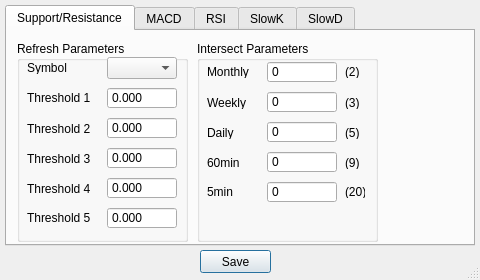
This is ThresholdParameters.ui in handysama/SearchBardata as Qt 5 draws it before an edit. The edited form follows.
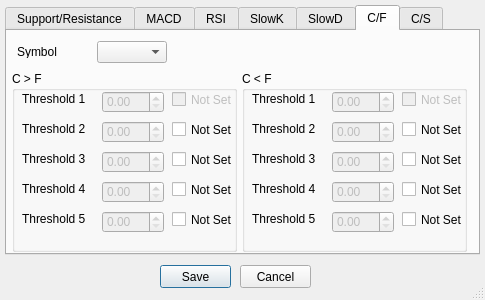
This is the edited form.

What changed in the file:
```diff
--- a/ThresholdParameters.ui
+++ b/ThresholdParameters.ui
@@ -9,8 +9,8 @@
    <rect>
     <x>0</x>
     <y>0</y>
-    <width>480</width>
-    <height>280</height>
+    <width>485</width>
+    <height>300</height>
    </rect>
   </property>
   <property name="sizePolicy">
@@ -31,8 +31,8 @@
   <widget class="QPushButton" name="btnSave">
    <property name="geometry">
     <rect>
-     <x>200</x>
-     <y>250</y>
+     <x>160</x>
+     <y>265</y>
      <width>71</width>
      <height>23</height>
     </rect>
@@ -46,12 +46,12 @@
     <rect>
      <x>5</x>
      <y>5</y>
-     <width>470</width>
-     <height>241</height>
+     <width>475</width>
+     <height>250</height>
     </rect>
    </property>
    <property name="currentIndex">
-    <number>0</number>
+    <number>5</number>
    </property>
    <widget class="QWidget" name="tab">
     <attribute name="title">
@@ -875,6 +875,919 @@
      </property>
     </widget>
    </widget>
+   <widget class="QWidget" name="tab_6">
+    <attribute name="title">
+     <string>C/F</string>
+    </attribute>
+    <widget class="QGroupBox" name="groupBox_3">
+     <property name="geometry">
+      <rect>
+       <x>5</x>
+       <y>40</y>
+       <width>225</width>
+       <height>181</height>
+      </rect>
+     </property>
+     <property name="title">
+      <string>C &gt; F</string>
+     </property>
+     <widget class="QDoubleSpinBox" name="sbCGF_3">
+      <property name="enabled">
+       <bool>false</bool>
+      </property>
+      <property name="geometry">
+       <rect>
+        <x>90</x>
+        <y>80</y>
+        <width>62</width>
+        <height>22</height>
+       </rect>
+      </property>
+     </widget>
+     <widget class="QLabel" name="label_29">
+      <property name="geometry">
+       <rect>
+        <x>10</x>
+        <y>20</y>
+        <width>71</width>
+        <height>16</height>
+       </rect>
+      </property>
+      <property name="text">
+       <string>Threshold 1</string>
+      </property>
+     </widget>
+     <widget class="QDoubleSpinBox" name="sbCGF_2">
+      <property name="enabled">
+       <bool>false</bool>
+      </property>
+      <property name="geometry">
+       <rect>
+        <x>90</x>
+        <y>50</y>
+        <width>62</width>
+        <height>22</height>
+       </rect>
+      </property>
+     </widget>
+     <widget class="QCheckBox" name="chkCGF_1">
+      <property name="enabled">
+       <bool>false</bool>
+      </property>
+      <property name="geometry">
+       <rect>
+        <x>160</x>
+        <y>20</y>
+        <width>60</width>
+        <height>17</height>
+       </rect>
+      </property>
+      <property name="text">
+       <string>Not Set</string>
+      </property>
+     </widget>
+     <widget class="QLabel" name="label_31">
+      <property name="geometry">
+       <rect>
+        <x>10</x>
+        <y>50</y>
+        <width>71</width>
+        <height>16</height>
+       </rect>
+      </property>
+      <property name="text">
+       <string>Threshold 2</string>
+      </property>
+     </widget>
+     <widget class="QDoubleSpinBox" name="sbCGF_1">
+      <property name="enabled">
+       <bool>false</bool>
+      </property>
+      <property name="geometry">
+       <rect>
+        <x>90</x>
+        <y>20</y>
+        <width>62</width>
+        <height>22</height>
+       </rect>
+      </property>
+     </widget>
+     <widget class="QLabel" name="label_30">
+      <property name="geometry">
+       <rect>
+        <x>10</x>
+        <y>80</y>
+        <width>71</width>
+        <height>16</height>
+       </rect>
+      </property>
+      <property name="text">
+       <string>Threshold 3</string>
+      </property>
+     </widget>
+     <widget class="QCheckBox" name="chkCGF_2">
+      <property name="geometry">
+       <rect>
+        <x>160</x>
+        <y>50</y>
+        <width>60</width>
+        <height>17</height>
+       </rect>
+      </property>
+      <property name="text">
+       <string>Not Set</string>
+      </property>
+     </widget>
+     <widget class="QCheckBox" name="chkCGF_3">
+      <property name="geometry">
+       <rect>
+        <x>160</x>
+        <y>80</y>
+        <width>60</width>
+        <height>17</height>
+       </rect>
+      </property>
+      <property name="text">
+       <string>Not Set</string>
+      </property>
+     </widget>
+     <widget class="QCheckBox" name="chkCGF_4">
+      <property name="geometry">
+       <rect>
+        <x>160</x>
+        <y>110</y>
+        <width>60</width>
+        <height>17</height>
+       </rect>
+      </property>
+      <property name="text">
+       <string>Not Set</string>
+      </property>
+     </widget>
+     <widget class="QLabel" name="label_43">
+      <property name="geometry">
+       <rect>
+        <x>10</x>
+        <y>110</y>
+        <width>71</width>
+        <height>16</height>
+       </rect>
+      </property>
+      <property name="text">
+       <string>Threshold 4</string>
+      </property>
+     </widget>
+     <widget class="QDoubleSpinBox" name="sbCGF_4">
+      <property name="enabled">
+       <bool>false</bool>
+      </property>
+      <property name="geometry">
+       <rect>
+        <x>90</x>
+        <y>110</y>
+        <width>62</width>
+        <height>22</height>
+       </rect>
+      </property>
+     </widget>
+     <widget class="QCheckBox" name="chkCGF_5">
+      <property name="geometry">
+       <rect>
+        <x>160</x>
+        <y>140</y>
+        <width>60</width>
+        <height>17</height>
+       </rect>
+      </property>
+      <property name="text">
+       <string>Not Set</string>
+      </property>
+     </widget>
+     <widget class="QLabel" name="label_44">
+      <property name="geometry">
+       <rect>
+        <x>10</x>
+        <y>140</y>
+        <width>71</width>
+        <height>16</height>
+       </rect>
+      </property>
+      <property name="text">
+       <string>Threshold 5</string>
+      </property>
+     </widget>
+     <widget class="QDoubleSpinBox" name="sbCGF_5">
+      <property name="enabled">
+       <bool>false</bool>
+      </property>
+      <property name="geometry">
+       <rect>
+        <x>90</x>
+        <y>140</y>
+        <width>62</width>
+        <height>22</height>
+       </rect>
+      </property>
+     </widget>
+    </widget>
+    <widget class="QGroupBox" name="groupBox_4">
+     <property name="geometry">
+      <rect>
+       <x>235</x>
+       <y>40</y>
+       <width>225</width>
+       <height>181</height>
+      </rect>
+     </property>
+     <property name="title">
+      <string>C &lt; F</string>
+     </property>
+     <widget class="QLabel" name="label_32">
+      <property name="geometry">
+       <rect>
+        <x>10</x>
+        <y>20</y>
+        <width>71</width>
+        <height>16</height>
+       </rect>
+      </property>
+      <property name="text">
+       <string>Threshold 1</string>
+      </property>
+     </widget>
+     <widget class="QCheckBox" name="chkCLF_2">
+      <property name="geometry">
+       <rect>
+        <x>160</x>
+        <y>50</y>
+        <width>60</width>
+        <height>17</height>
+       </rect>
+      </property>
+      <property name="text">
+       <string>Not Set</string>
+      </property>
+     </widget>
+     <widget class="QCheckBox" name="chkCLF_3">
+      <property name="geometry">
+       <rect>
+        <x>160</x>
+        <y>80</y>
+        <width>60</width>
+        <height>17</height>
+       </rect>
+      </property>
+      <property name="text">
+       <string>Not Set</string>
+      </property>
+     </widget>
+     <widget class="QLabel" name="label_45">
+      <property name="geometry">
+       <rect>
+        <x>10</x>
+        <y>110</y>
+        <width>71</width>
+        <height>16</height>
+       </rect>
+      </property>
+      <property name="text">
+       <string>Threshold 4</string>
+      </property>
+     </widget>
+     <widget class="QDoubleSpinBox" name="sbCLF_5">
+      <property name="enabled">
+       <bool>false</bool>
+      </property>
+      <property name="geometry">
+       <rect>
+        <x>90</x>
+        <y>140</y>
+        <width>62</width>
+        <height>22</height>
+       </rect>
+      </property>
+     </widget>
+     <widget class="QCheckBox" name="chkCLF_1">
+      <property name="enabled">
+       <bool>false</bool>
+      </property>
+      <property name="geometry">
+       <rect>
+        <x>160</x>
+        <y>20</y>
+        <width>60</width>
+        <height>17</height>
+       </rect>
+      </property>
+      <property name="text">
+       <string>Not Set</string>
+      </property>
+     </widget>
+     <widget class="QCheckBox" name="chkCLF_4">
+      <property name="geometry">
+       <rect>
+        <x>160</x>
+        <y>110</y>
+        <width>60</width>
+        <height>17</height>
+       </rect>
+      </property>
+      <property name="text">
+       <string>Not Set</string>
+      </property>
+     </widget>
+     <widget class="QLabel" name="label_46">
+      <property name="geometry">
+       <rect>
+        <x>10</x>
+        <y>140</y>
+        <width>71</width>
+        <height>16</height>
+       </rect>
+      </property>
+      <property name="text">
+       <string>Threshold 5</string>
+      </property>
+     </widget>
+     <widget class="QLabel" name="label_33">
+      <property name="geometry">
+       <rect>
+        <x>10</x>
+        <y>80</y>
+        <width>71</width>
+        <height>16</height>
+       </rect>
+      </property>
+      <property name="text">
+       <string>Threshold 3</string>
+      </property>
+     </widget>
+     <widget class="QDoubleSpinBox" name="sbCLF_3">
+      <property name="enabled">
+       <bool>false</bool>
+      </property>
+      <property name="geometry">
+       <rect>
+        <x>90</x>
+        <y>80</y>
+        <width>62</width>
+        <height>22</height>
+       </rect>
+      </property>
+     </widget>
+     <widget class="QCheckBox" name="chkCLF_5">
+      <property name="geometry">
+       <rect>
+        <x>160</x>
+        <y>140</y>
+        <width>60</width>
+        <height>17</height>
+       </rect>
+      </property>
+      <property name="text">
+       <string>Not Set</string>
+      </property>
+     </widget>
+     <widget class="QLabel" name="label_34">
+      <property name="geometry">
+       <rect>
+        <x>10</x>
+        <y>50</y>
+        <width>71</width>
+        <height>16</height>
+       </rect>
+      </property>
+      <property name="text">
+       <string>Threshold 2</string>
+      </property>
+     </widget>
+     <widget class="QDoubleSpinBox" name="sbCLF_4">
+      <property name="enabled">
+       <bool>false</bool>
+      </property>
+      <property name="geometry">
+       <rect>
+        <x>90</x>
+        <y>110</y>
+        <width>62</width>
+        <height>22</height>
+       </rect>
+      </property>
+     </widget>
+     <widget class="QDoubleSpinBox" name="sbCLF_1">
+      <property name="enabled">
+       <bool>false</bool>
+      </property>
+      <property name="geometry">
+       <rect>
+        <x>90</x>
+        <y>20</y>
+        <width>62</width>
+        <height>22</height>
+       </rect>
+      </property>
+     </widget>
+     <widget class="QDoubleSpinBox" name="sbCLF_2">
+      <property name="enabled">
+       <bool>false</bool>
+      </property>
+      <property name="geometry">
+       <rect>
+        <x>90</x>
+        <y>50</y>
+        <width>62</width>
+        <height>22</height>
+       </rect>
+      </property>
+     </widget>
+    </widget>
+    <widget class="QLabel" name="label_41">
+     <property name="geometry">
+      <rect>
+       <x>10</x>
+       <y>14</y>
+       <width>47</width>
+       <height>13</height>
+      </rect>
+     </property>
+     <property name="text">
+      <string>Symbol</string>
+     </property>
+    </widget>
+    <widget class="QComboBox" name="cbSymbol_CF">
+     <property name="geometry">
+      <rect>
+       <x>90</x>
+       <y>10</y>
+       <width>70</width>
+       <height>22</height>
+      </rect>
+     </property>
+    </widget>
+   </widget>
+   <widget class="QWidget" name="tab_7">
+    <attribute name="title">
+     <string>C/S</string>
+    </attribute>
+    <widget class="QGroupBox" name="groupBox_5">
+     <property name="geometry">
+      <rect>
+       <x>235</x>
+       <y>40</y>
+       <width>225</width>
+       <height>181</height>
+      </rect>
+     </property>
+     <property name="title">
+      <string>C &lt; S</string>
+     </property>
+     <widget class="QLabel" name="label_38">
+      <property name="geometry">
+       <rect>
+        <x>10</x>
+        <y>20</y>
+        <width>71</width>
+        <height>16</height>
+       </rect>
+      </property>
+      <property name="text">
+       <string>Threshold 1</string>
+      </property>
+     </widget>
+     <widget class="QCheckBox" name="chkCLS_2">
+      <property name="geometry">
+       <rect>
+        <x>160</x>
+        <y>50</y>
+        <width>60</width>
+        <height>17</height>
+       </rect>
+      </property>
+      <property name="text">
+       <string>Not Set</string>
+      </property>
+     </widget>
+     <widget class="QCheckBox" name="chkCLS_3">
+      <property name="geometry">
+       <rect>
+        <x>160</x>
+        <y>80</y>
+        <width>60</width>
+        <height>17</height>
+       </rect>
+      </property>
+      <property name="text">
+       <string>Not Set</string>
+      </property>
+     </widget>
+     <widget class="QLabel" name="label_49">
+      <property name="geometry">
+       <rect>
+        <x>10</x>
+        <y>110</y>
+        <width>71</width>
+        <height>16</height>
+       </rect>
+      </property>
+      <property name="text">
+       <string>Threshold 4</string>
+      </property>
+     </widget>
+     <widget class="QDoubleSpinBox" name="sbCLS_5">
+      <property name="enabled">
+       <bool>false</bool>
+      </property>
+      <property name="geometry">
+       <rect>
+        <x>90</x>
+        <y>140</y>
+        <width>62</width>
+        <height>22</height>
+       </rect>
+      </property>
+     </widget>
+     <widget class="QCheckBox" name="chkCLS_1">
+      <property name="enabled">
+       <bool>false</bool>
+      </property>
+      <property name="geometry">
+       <rect>
+        <x>160</x>
+        <y>20</y>
+        <width>60</width>
+        <height>17</height>
+       </rect>
+      </property>
+      <property name="text">
+       <string>Not Set</string>
+      </property>
+     </widget>
+     <widget class="QCheckBox" name="chkCLS_4">
+      <property name="geometry">
+       <rect>
+        <x>160</x>
+        <y>110</y>
+        <width>60</width>
+        <height>17</height>
+       </rect>
+      </property>
+      <property name="text">
+       <string>Not Set</string>
+      </property>
+     </widget>
+     <widget class="QLabel" name="label_50">
+      <property name="geometry">
+       <rect>
+        <x>10</x>
+        <y>140</y>
+        <width>71</width>
+        <height>16</height>
+       </rect>
+      </property>
+      <property name="text">
+       <string>Threshold 5</string>
+      </property>
+     </widget>
+     <widget class="QLabel" name="label_39">
+      <property name="geometry">
+       <rect>
+        <x>10</x>
+        <y>80</y>
+        <width>71</width>
+        <height>16</height>
+       </rect>
+      </property>
+      <property name="text">
+       <string>Threshold 3</string>
+      </property>
+     </widget>
+     <widget class="QDoubleSpinBox" name="sbCLS_3">
+      <property name="enabled">
+       <bool>false</bool>
+      </property>
+      <property name="geometry">
+       <rect>
+        <x>90</x>
+        <y>80</y>
+        <width>62</width>
+        <height>22</height>
+       </rect>
+      </property>
+     </widget>
+     <widget class="QCheckBox" name="chkCLS_5">
+      <property name="geometry">
+       <rect>
+        <x>160</x>
+        <y>140</y>
+        <width>60</width>
+        <height>17</height>
+       </rect>
+      </property>
+      <property name="text">
+       <string>Not Set</string>
+      </property>
+     </widget>
+     <widget class="QLabel" name="label_40">
+      <property name="geometry">
+       <rect>
+        <x>10</x>
+        <y>50</y>
+        <width>71</width>
+        <height>16</height>
+       </rect>
+      </property>
+      <property name="text">
+       <string>Threshold 2</string>
+      </property>
+     </widget>
+     <widget class="QDoubleSpinBox" name="sbCLS_4">
+      <property name="enabled">
+       <bool>false</bool>
+      </property>
+      <property name="geometry">
+       <rect>
+        <x>90</x>
+        <y>110</y>
+        <width>62</width>
+        <height>22</height>
+       </rect>
+      </property>
+     </widget>
+     <widget class="QDoubleSpinBox" name="sbCLS_1">
+      <property name="enabled">
+       <bool>false</bool>
+      </property>
+      <property name="geometry">
+       <rect>
+        <x>90</x>
+        <y>20</y>
+        <width>62</width>
+        <height>22</height>
+       </rect>
+      </property>
+     </widget>
+     <widget class="QDoubleSpinBox" name="sbCLS_2">
+      <property name="enabled">
+       <bool>false</bool>
+      </property>
+      <property name="geometry">
+       <rect>
+        <x>90</x>
+        <y>50</y>
+        <width>62</width>
+        <height>22</height>
+       </rect>
+      </property>
+     </widget>
+    </widget>
+    <widget class="QGroupBox" name="groupBox_6">
+     <property name="geometry">
+      <rect>
+       <x>5</x>
+       <y>40</y>
+       <width>225</width>
+       <height>181</height>
+      </rect>
+     </property>
+     <property name="title">
+      <string>C &gt; S</string>
+     </property>
+     <widget class="QLabel" name="label_35">
+      <property name="geometry">
+       <rect>
+        <x>10</x>
+        <y>20</y>
+        <width>71</width>
+        <height>16</height>
+       </rect>
+      </property>
+      <property name="text">
+       <string>Threshold 1</string>
+      </property>
+     </widget>
+     <widget class="QCheckBox" name="chkCGS_2">
+      <property name="geometry">
+       <rect>
+        <x>160</x>
+        <y>50</y>
+        <width>60</width>
+        <height>17</height>
+       </rect>
+      </property>
+      <property name="text">
+       <string>Not Set</string>
+      </property>
+     </widget>
+     <widget class="QCheckBox" name="chkCGS_3">
+      <property name="geometry">
+       <rect>
+        <x>160</x>
+        <y>80</y>
+        <width>60</width>
+        <height>17</height>
+       </rect>
+      </property>
+      <property name="text">
+       <string>Not Set</string>
+      </property>
+     </widget>
+     <widget class="QLabel" name="label_47">
+      <property name="geometry">
+       <rect>
+        <x>10</x>
+        <y>110</y>
+        <width>71</width>
+        <height>16</height>
+       </rect>
+      </property>
+      <property name="text">
+       <string>Threshold 4</string>
+      </property>
+     </widget>
+     <widget class="QDoubleSpinBox" name="sbCGS_5">
+      <property name="enabled">
+       <bool>false</bool>
+      </property>
+      <property name="geometry">
+       <rect>
+        <x>90</x>
+        <y>140</y>
+        <width>62</width>
+        <height>22</height>
+       </rect>
+      </property>
+     </widget>
+     <widget class="QCheckBox" name="chkCGS_1">
+      <property name="enabled">
+       <bool>false</bool>
+      </property>
+      <property name="geometry">
+       <rect>
+        <x>160</x>
+        <y>20</y>
+        <width>60</width>
+        <height>17</height>
+       </rect>
+      </property>
+      <property name="text">
+       <string>Not Set</string>
+      </property>
+     </widget>
+     <widget class="QCheckBox" name="chkCGS_4">
+      <property name="geometry">
+       <rect>
+        <x>160</x>
+        <y>110</y>
+        <width>60</width>
+        <height>17</height>
+       </rect>
+      </property>
+      <property name="text">
+       <string>Not Set</string>
+      </property>
+     </widget>
+     <widget class="QLabel" name="label_48">
+      <property name="geometry">
+       <rect>
+        <x>10</x>
+        <y>140</y>
+        <width>71</width>
+        <height>16</height>
+       </rect>
+      </property>
+      <property name="text">
+       <string>Threshold 5</string>
+      </property>
+     </widget>
+     <widget class="QLabel" name="label_36">
+      <property name="geometry">
+       <rect>
+        <x>10</x>
+        <y>80</y>
+        <width>71</width>
+        <height>16</height>
+       </rect>
+      </property>
+      <property name="text">
+       <string>Threshold 3</string>
+      </property>
+     </widget>
+     <widget class="QDoubleSpinBox" name="sbCGS_3">
+      <property name="enabled">
+       <bool>false</bool>
+      </property>
+      <property name="geometry">
+       <rect>
+        <x>90</x>
+        <y>80</y>
+        <width>62</width>
+        <height>22</height>
+       </rect>
+      </property>
+     </widget>
+     <widget class="QCheckBox" name="chkCGS_5">
+      <property name="geometry">
+       <rect>
+        <x>160</x>
+        <y>140</y>
+        <width>60</width>
+        <height>17</height>
+       </rect>
+      </property>
+      <property name="text">
+       <string>Not Set</string>
+      </property>
+     </widget>
+     <widget class="QLabel" name="label_37">
+      <property name="geometry">
+       <rect>
+        <x>10</x>
+        <y>50</y>
+        <width>71</width>
+        <height>16</height>
+       </rect>
+      </property>
+      <property name="text">
+       <string>Threshold 2</string>
+      </property>
+     </widget>
+     <widget class="QDoubleSpinBox" name="sbCGS_4">
+      <property name="enabled">
+       <bool>false</bool>
+      </property>
+      <property name="geometry">
+       <rect>
+        <x>90</x>
+        <y>110</y>
+        <width>62</width>
+        <height>22</height>
+       </rect>
+      </property>
+     </widget>
+     <widget class="QDoubleSpinBox" name="sbCGS_1">
+      <property name="enabled">
+       <bool>false</bool>
+      </property>
+      <property name="geometry">
+       <rect>
+        <x>90</x>
+        <y>20</y>
+        <width>62</width>
+        <height>22</height>
+       </rect>
+      </property>
+     </widget>
+     <widget class="QDoubleSpinBox" name="sbCGS_2">
+      <property name="enabled">
+       <bool>false</bool>
+      </property>
+      <property name="geometry">
+       <rect>
+        <x>90</x>
+        <y>50</y>
+        <width>62</width>
+        <height>22</height>
+       </rect>
+      </property>
+     </widget>
+    </widget>
+    <widget class="QComboBox" name="cbSymbol_CS">
+     <property name="geometry">
+      <rect>
+       <x>90</x>
+       <y>10</y>
+       <width>70</width>
+       <height>22</height>
+      </rect>
+     </property>
+    </widget>
+    <widget class="QLabel" name="label_42">
+     <property name="geometry">
+      <rect>
+       <x>10</x>
+       <y>14</y>
+       <width>47</width>
+       <height>13</height>
+      </rect>
+     </property>
+     <property name="text">
+      <string>Symbol</string>
+     </property>
+    </widget>
+   </widget>
+  </widget>
+  <widget class="QPushButton" name="btnCancel">
+   <property name="geometry">
+    <rect>
+     <x>240</x>
+     <y>265</y>
+     <width>71</width>
+     <height>23</height>
+    </rect>
+   </property>
+   <property name="text">
+    <string>Cancel</string>
+   </property>
   </widget>
  </widget>
  <resources/>
```
Left out of the diff: 290 changed lines with no effect on the pictures.
